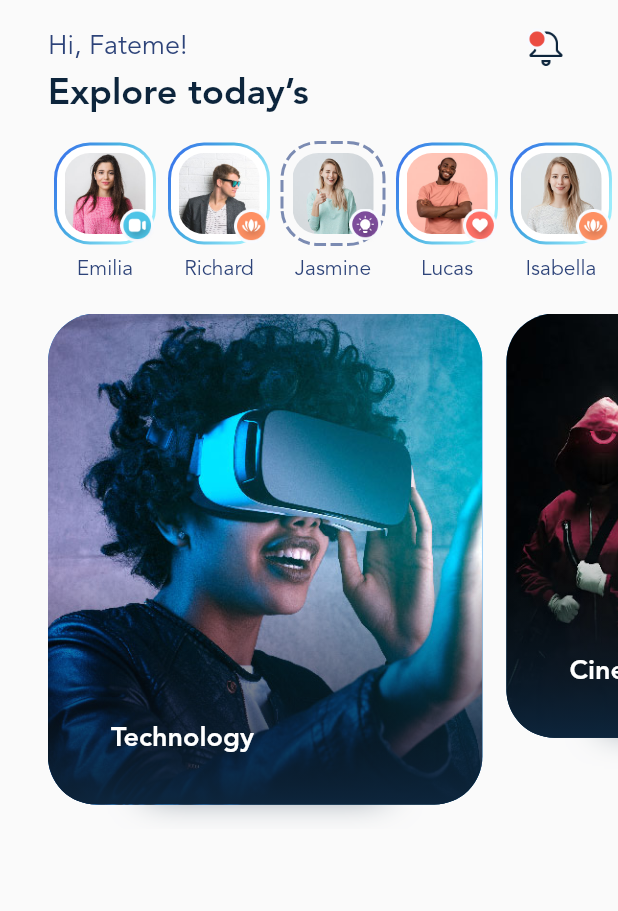
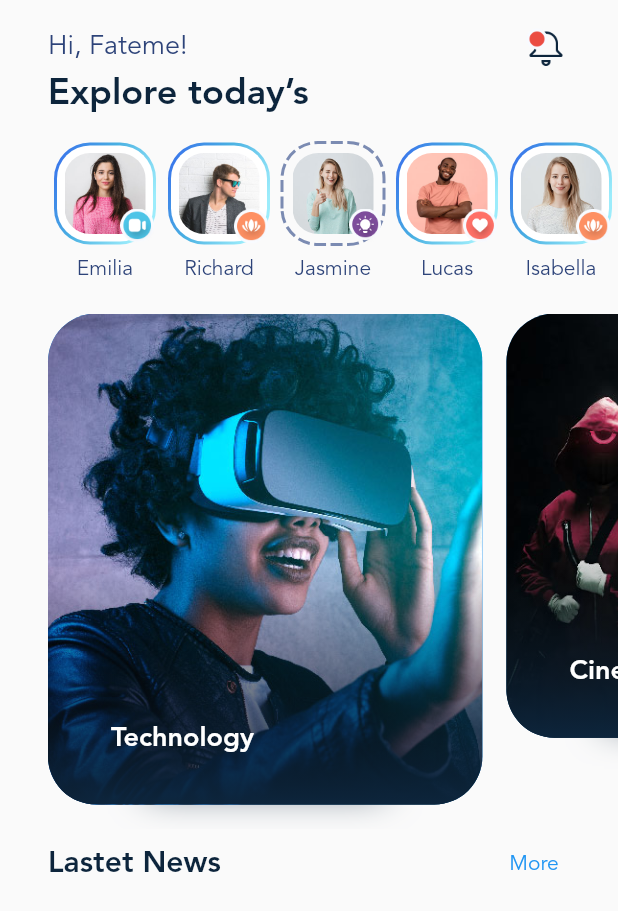
Before and after one commit to lfawtme/blogclub, a Flutter app: the screen it shows after launch, on a phone screen of 412 x 824 dp. Shown: the top 911 px of the screen. Run offline on Flutter 3.47's test engine with Material 2 defaults, Android fonts, the phone set to English and light mode, and no system bars; drawn by our look-alikes of dotted_border.

```diff
--- a/lib/main.dart
+++ b/lib/main.dart
@@ -18,6 +18,13 @@ class MyApp extends StatelessWidget {
     return MaterialApp(
       title: 'Flutter Demo',
       theme: ThemeData(
+        textButtonTheme: TextButtonThemeData(
+            style: ButtonStyle(
+                textStyle: MaterialStateProperty.all(TextStyle(
+          fontSize: 14,
+          fontWeight: FontWeight.w400,
+          fontFamily: defaultFontFamily,
+        )))),
         primarySwatch: Colors.blue,
         textTheme: TextTheme(
             subtitle1: TextStyle(
@@ -36,6 +43,12 @@ class MyApp extends StatelessWidget {
                 fontSize: 24,
                 fontWeight: FontWeight.w700,
                 color: primaryTextColor),
+            headline5: TextStyle(
+              fontFamily: defaultFontFamily,
+              fontSize: 20,
+              color: primaryTextColor,
+              fontWeight: FontWeight.w700,
+            ),
             bodyText2: TextStyle(
                 fontFamily: defaultFontFamily,
                 color: secondTextColor,
@@ -88,6 +101,7 @@ class HomeScreen extends StatelessWidget {
                 height: 16,
               ),
               const _CategoryList(),
+              const _PostList(),
             ],
           ),
         ),
@@ -310,3 +324,31 @@ class _Story extends StatelessWidget {
     );
   }
 }
+
+class _PostList extends StatelessWidget {
+  const _PostList({Key? key}) : super(key: key);
+  @override
+  Widget build(BuildContext context) {
+    return Column(
+      children: [
+        Padding(
+          padding: const EdgeInsets.only(left: 32, right: 24),
+          child: Row(
+            crossAxisAlignment: CrossAxisAlignment.center,
+            mainAxisAlignment: MainAxisAlignment.spaceBetween,
+            children: [
+              Text(
+                'Lastet News',
+                style: Theme.of(context).textTheme.headline5,
+              ),
+              TextButton(
+                onPressed: () {},
+                child: Text('More'),
+              ),
+            ],
+          ),
+        )
+      ],
+    );
+  }
+}
```
